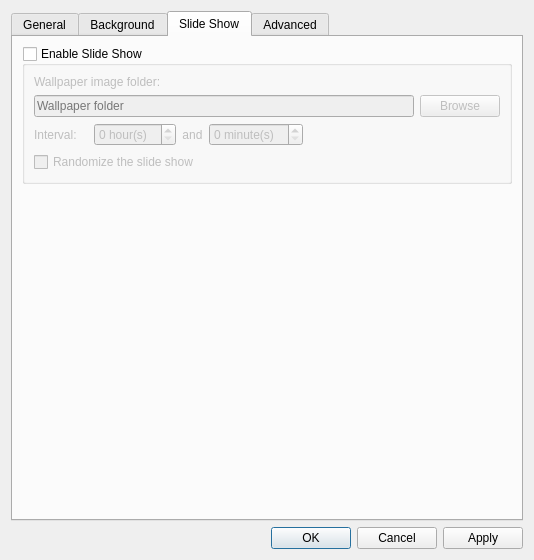
Old version of the form pcmanfm/desktop-preferences.ui in the repository lxqt/pcmanfm-qt.
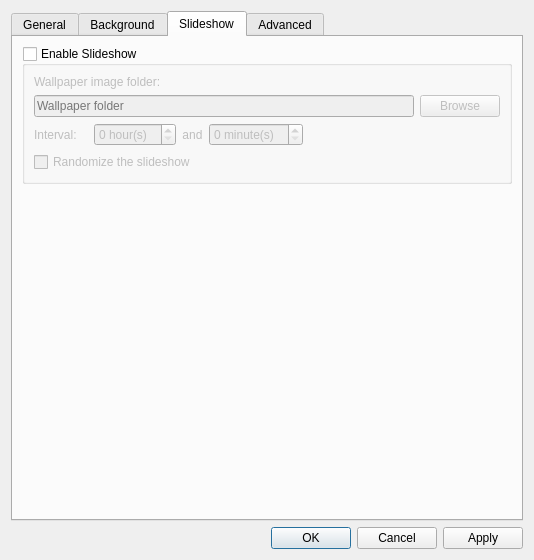
New version of the form. The open tabs and pages were chosen to show the change. Icons and pictures are not drawn. Custom widgets are drawn as their Qt base class.

Commit message:
Clean up wording in Desktop Preferences menu
Change "Slide Show" to "Slideshow"

The edit to the form file:
```diff
--- a/pcmanfm/desktop-preferences.ui
+++ b/pcmanfm/desktop-preferences.ui
@@ -470,13 +470,13 @@
      </widget>
      <widget class="QWidget" name="slidePage">
       <attribute name="title">
-       <string>Slide Show</string>
+       <string>Slideshow</string>
       </attribute>
       <layout class="QVBoxLayout" name="verticalLayout_4">
        <item>
         <widget class="QGroupBox" name="slideShow">
          <property name="title">
-          <string>Enable Slide Show</string>
+          <string>Enable Slideshow</string>
          </property>
          <property name="checkable">
           <bool>true</bool>
@@ -584,7 +584,7 @@
           <item row="3" column="0" colspan="6">
            <widget class="QCheckBox" name="randomize">
             <property name="text">
-             <string>Randomize the slide show</string>
+             <string>Randomize the slideshow</string>
             </property>
            </widget>
           </item>
```
